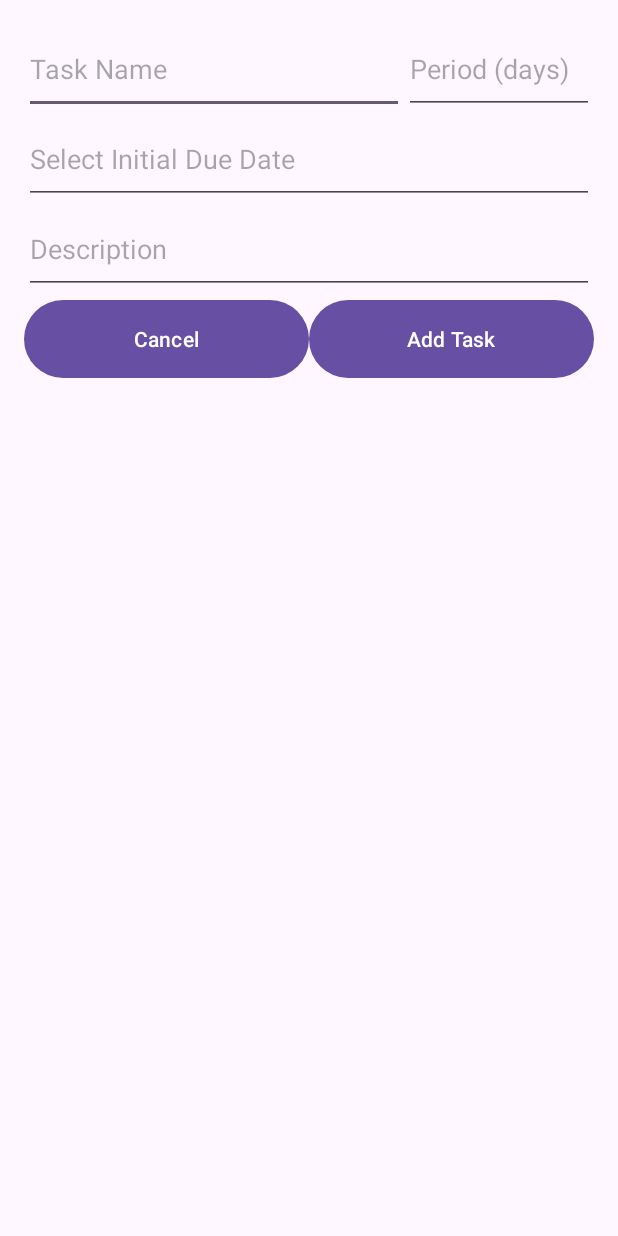
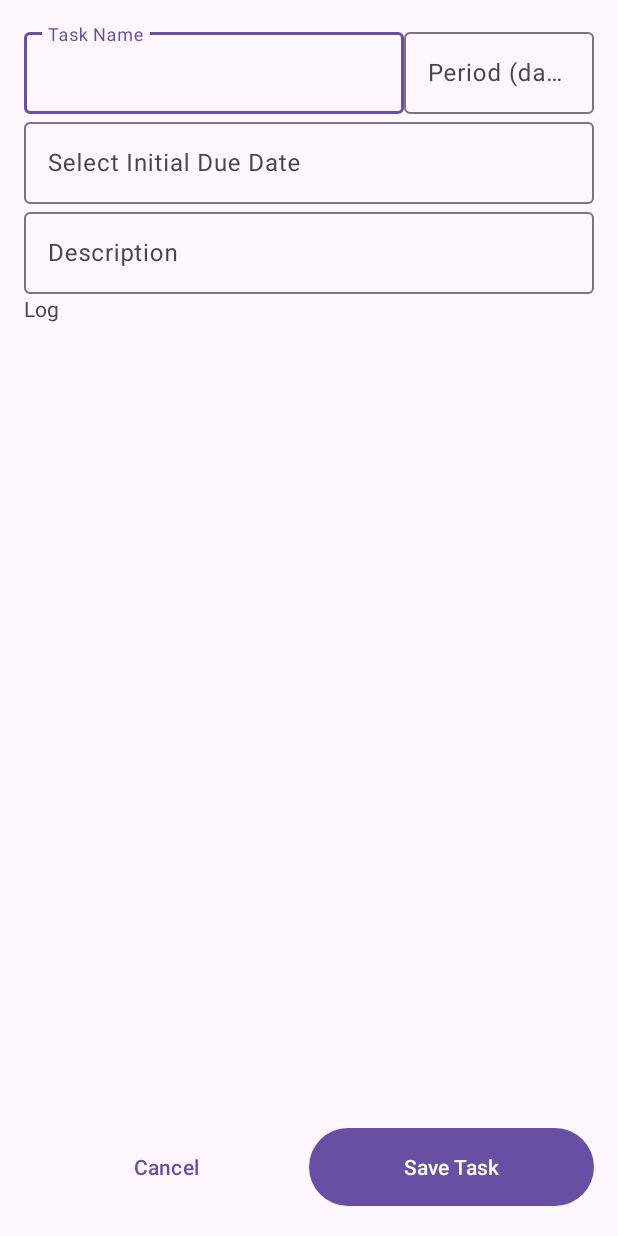
Before and after one commit to wtolson4/TaskManager, an Android app: the EditTaskActivity screen opened directly, with no data from a screen before it, on a phone screen of 412 x 824 dp. Run offline under Robolectric (Android 15) with nearby library versions, the phone set to English and light mode, and no system bars; our stand-ins replace Room's generated code, Timber.

Commit message:
Display the log of completion dates

```diff
--- a/app/src/main/AndroidManifest.xml
+++ b/app/src/main/AndroidManifest.xml
@@ -12,6 +12,7 @@
         android:roundIcon="@mipmap/ic_launcher_round"
         android:supportsRtl="true"
         android:theme="@style/Theme.FlexibleToDoListApp2"
+        android:windowSoftInputMode="adjustResize"
         tools:targetApi="31">
         <activity
             android:name=".MainActivity"
@@ -21,7 +22,7 @@
                 <category android:name="android.intent.category.LAUNCHER" />
             </intent-filter>
         </activity>
-        <activity android:name=".AddTaskActivity" />
+        <activity android:name=".EditTaskActivity" />
     </application>
 
 </manifest>
--- a/app/src/main/java/com/example/flexibletodolistapp2/AddTaskActivity.kt
+++ b/app/src/main/java/com/example/flexibletodolistapp2/EditTaskActivity.kt
@@ -9,6 +9,8 @@ import android.widget.Toast
 import androidx.appcompat.app.AppCompatActivity
 import androidx.lifecycle.Observer
 import androidx.lifecycle.ViewModelProvider
+import androidx.recyclerview.widget.LinearLayoutManager
+import androidx.recyclerview.widget.RecyclerView
 import java.time.LocalDate
 import java.time.format.DateTimeFormatter
 import java.time.format.FormatStyle
@@ -16,19 +18,21 @@ import java.util.Calendar
 import java.util.Locale
 
 
-class AddTaskActivity : AppCompatActivity() {
+class EditTaskActivity : AppCompatActivity() {
 
     private lateinit var viewModel: TaskViewModel
 
     override fun onCreate(savedInstanceState: Bundle?) {
         super.onCreate(savedInstanceState)
-        setContentView(R.layout.activity_add_task)
+        setContentView(R.layout.activity_edit_task)
 
         val dao = AppDatabase.getDatabase(this).taskDao()
         val repository = TaskRepository(dao)
         val factory = TaskViewModelFactory(repository)
+        // Initialize ViewModel using the factory
         viewModel = ViewModelProvider(this, factory)[TaskViewModel::class.java]
 
+        // Get data passed into this activity
         val bundle = intent.extras
         val existingId = bundle?.getInt("taskId")
         val existingTask = existingId?.let { viewModel.getLiveTaskById(it) }
@@ -37,21 +41,33 @@ class AddTaskActivity : AppCompatActivity() {
             Locale.US // TODO: use device locale
         )
 
+        // Reference UI components
         val taskNameEditText = findViewById<EditText>(R.id.taskNameEditText)
         val descriptionEditText = findViewById<EditText>(R.id.descriptionEditText)
         val selectedDateTextView = findViewById<TextView>(R.id.nextDueEditText)
         var selectedDate: LocalDate? = null
         val frequencyEditText = findViewById<EditText>(R.id.frequencyEditText)
-        val addTaskButton = findViewById<Button>(R.id.addTaskButton)
+        val completionsRecyclerView = findViewById<RecyclerView>(R.id.completionsRecyclerView)
+        val addTaskButton = findViewById<Button>(R.id.saveTaskButton)
         val cancelButton = findViewById<Button>(R.id.cancelButton)
 
-        val taskObserver = Observer<Task?> { newTask ->
-            newTask?.let {
+        val taskObserver = Observer<Task?> { incomingTask ->
+            incomingTask?.let {
                 taskNameEditText.setText(it.definition.name)
                 descriptionEditText.setText(it.definition.description)
                 frequencyEditText.setText(it.definition.frequency.toString())
                 selectedDateTextView.text = it.definition.initialDueDate.format(dateFormatter)
                 selectedDate = it.definition.initialDueDate
+
+                // Set up the completions RecyclerView
+                completionsRecyclerView.layoutManager = LinearLayoutManager(this)
+                val completionsAdapter = CompletionsAdapter(viewModel)  // Pass the viewModel here
+                completionsRecyclerView.adapter = completionsAdapter
+                // Observe changes in the data and update the RecyclerView
+                viewModel.getLiveCompletionsByTaskId(incomingTask.definition.id)
+                    .observe(this) { completions ->
+                        completionsAdapter.submitList(completions)
+                    }
             }
         }
         existingTask?.observe(this, taskObserver)
--- a/app/src/main/java/com/example/flexibletodolistapp2/TaskAdapter.kt
+++ b/app/src/main/java/com/example/flexibletodolistapp2/TaskAdapter.kt
@@ -8,7 +8,6 @@ import android.widget.CheckBox
 import android.widget.TextView
 import androidx.recyclerview.widget.ListAdapter
 import androidx.recyclerview.widget.RecyclerView
-import timber.log.Timber
 import java.time.LocalDate
 import java.time.format.DateTimeFormatter
 import java.time.format.FormatStyle
@@ -35,12 +34,11 @@ class TaskAdapter(private val viewModel: TaskViewModel) :
             recurrenceTypeTextView.text = "temp val 1"
 
             taskCompletionCheckBox.setOnCheckedChangeListener { _, isChecked ->
-                Timber.d("calling onCheck")
                 viewModel.insertCompletion(currentTask, LocalDate.now())
             }
 
             itemView.setOnClickListener {
-                val intent = Intent(itemView.context, AddTaskActivity::class.java)
+                val intent = Intent(itemView.context, EditTaskActivity::class.java)
                 intent.putExtra("taskId", currentTask.definition.id)
                 itemView.context.startActivity(intent)
             }
--- a/app/src/main/java/com/example/flexibletodolistapp2/TaskDao.kt
+++ b/app/src/main/java/com/example/flexibletodolistapp2/TaskDao.kt
@@ -1,7 +1,14 @@
 package com.example.flexibletodolistapp2
 
 import androidx.lifecycle.LiveData
-import androidx.room.*
+import androidx.room.Dao
+import androidx.room.Delete
+import androidx.room.Insert
+import androidx.room.OnConflictStrategy
+import androidx.room.Query
+import androidx.room.Transaction
+import androidx.room.TypeConverter
+import androidx.room.Update
 import java.time.LocalDate
 import java.time.format.DateTimeFormatter
 
@@ -28,6 +35,10 @@ interface TaskDao {
     fun getLiveTaskById(taskId: Int): LiveData<Task?>
 
     @Transaction
+    @Query("SELECT * FROM completion_date_table WHERE taskId = :taskId")
+    fun getLiveCompletionsByTaskId(taskId: Int): LiveData<List<CompletionDate>>
+
+    @Transaction
     @Query("SELECT * FROM TaskDefinition WHERE id = :taskId")
     fun getTaskById(taskId: Int): Task?
 
@@ -50,7 +61,7 @@ interface TaskDao {
 class Converters {
     @TypeConverter
     fun fromTimestamp(value: String): LocalDate {
-        return  LocalDate.parse(value, DateTimeFormatter.ISO_LOCAL_DATE)
+        return LocalDate.parse(value, DateTimeFormatter.ISO_LOCAL_DATE)
     }
 
     @TypeConverter
--- a/app/src/main/java/com/example/flexibletodolistapp2/TaskRepository.kt
+++ b/app/src/main/java/com/example/flexibletodolistapp2/TaskRepository.kt
@@ -13,6 +13,10 @@ class TaskRepository(private val taskDao: TaskDao) {
     val allTasks: LiveData<List<Task>> = taskDao.getTasks()
     fun getLiveTaskById(taskId: Int): LiveData<Task?> {
         return taskDao.getLiveTaskById(taskId)
+    }
+
+    fun getLiveCompletionsByTaskId(taskId: Int): LiveData<List<CompletionDate>> {
+        return taskDao.getLiveCompletionsByTaskId(taskId)
     }
 
     fun insertTask(task: TaskDefinition) {
--- a/app/src/main/res/layout/activity_add_task.xml
+++ /dev/null
@@ -1,70 +0,0 @@
-<?xml version="1.0" encoding="utf-8"?>
-<LinearLayout xmlns:android="http://schemas.android.com/apk/res/android"
-    android:layout_width="match_parent"
-    android:layout_height="match_parent"
-    android:orientation="vertical"
-    android:padding="16dp">
-
-    <LinearLayout
-        android:layout_width="match_parent"
-        android:layout_height="60dp"
-        android:orientation="horizontal">
-
-        <EditText
-            android:id="@+id/taskNameEditText"
-            android:layout_width="0dp"
-            android:layout_height="match_parent"
-            android:layout_weight="2"
-            android:hint="@string/task_name_placeholder"
-            android:inputType="text" />
-
-        <EditText
-            android:id="@+id/frequencyEditText"
-            android:layout_width="0dp"
-            android:layout_height="match_parent"
-            android:layout_marginTop="0dp"
-            android:layout_weight="1"
-            android:hint="Period (days)"
-            android:inputType="number" />
-
-    </LinearLayout>
-
-    <EditText
-        android:id="@+id/nextDueEditText"
-        android:layout_width="match_parent"
-        android:layout_height="60dp"
-        android:ems="10"
-        android:focusable="false"
-        android:hint="@string/pick_due_date"
-        android:inputType="date" />
-
-    <EditText
-        android:id="@+id/descriptionEditText"
-        android:layout_width="match_parent"
-        android:layout_height="60dp"
-        android:ems="10"
-        android:hint="@string/description_placeholder"
-        android:inputType="textMultiLine" />
-
-    <LinearLayout
-        android:layout_width="match_parent"
-        android:layout_height="60dp"
-        android:orientation="horizontal">
-
-        <Button
-            android:id="@+id/cancelButton"
-            android:layout_width="0dp"
-            android:layout_height="match_parent"
-            android:layout_weight="1"
-            android:text="Cancel" />
-
-        <Button
-            android:id="@+id/addTaskButton"
-            android:layout_width="0dp"
-            android:layout_height="match_parent"
-            android:layout_marginTop="0dp"
-            android:layout_weight="1"
-            android:text="@string/add_task" />
-    </LinearLayout>
-
-</LinearLayout>
--- /dev/null
+++ b/app/src/main/res/layout/activity_edit_task.xml
@@ -0,0 +1,109 @@
+<?xml version="1.0" encoding="utf-8"?>
+<LinearLayout xmlns:android="http://schemas.android.com/apk/res/android"
+    android:layout_width="match_parent"
+    android:layout_height="match_parent"
+    android:orientation="vertical"
+    android:padding="16dp">
+
+    <LinearLayout
+        android:layout_width="match_parent"
+        android:layout_height="60dp"
+        android:orientation="horizontal">
+
+        <com.google.android.material.textfield.TextInputLayout
+            android:layout_width="0dp"
+            android:layout_height="match_parent"
+            android:layout_weight="2">
+
+            <com.google.android.material.textfield.TextInputEditText
+                android:id="@+id/taskNameEditText"
+                android:layout_width="match_parent"
+                android:layout_height="match_parent"
+                android:hint="@string/task_name_placeholder"
+                android:inputType="text" />
+        </com.google.android.material.textfield.TextInputLayout>
+
+        <com.google.android.material.textfield.TextInputLayout
+            android:layout_width="0dp"
+            android:layout_height="match_parent"
+            android:layout_weight="1">
+
+            <com.google.android.material.textfield.TextInputEditText
+                android:id="@+id/frequencyEditText"
+                android:layout_width="match_parent"
+                android:layout_height="match_parent"
+                android:hint="Period (days)"
+                android:inputType="number" />
+        </com.google.android.material.textfield.TextInputLayout>
+
+    </LinearLayout>
+
+    <com.google.android.material.textfield.TextInputLayout
+        android:layout_width="match_parent"
+        android:layout_height="60dp">
+
+        <EditText
+            android:id="@+id/nextDueEditText"
+            android:layout_width="match_parent"
+            android:layout_height="match_parent"
+            android:focusable="false"
+            android:hint="@string/pick_due_date"
+            android:inputType="date" />
+    </com.google.android.material.textfield.TextInputLayout>
+
+    <com.google.android.material.textfield.TextInputLayout
+        android:layout_width="match_parent"
+        android:layout_height="60dp">
+
+        <EditText
+            android:id="@+id/descriptionEditText"
+            android:layout_width="match_parent"
+            android:layout_height="match_parent"
+            android:hint="@string/description_placeholder"
+            android:inputType="textMultiLine" />
+    </com.google.android.material.textfield.TextInputLayout>
+
+    <LinearLayout
+        android:layout_width="match_parent"
+        android:layout_height="0dp"
+        android:layout_weight="1"
+        android:orientation="vertical">
+        <!-- RecyclerView to display completions -->
+
+        <TextView
+            android:id="@+id/textView"
+            android:layout_width="match_parent"
+            android:layout_height="wrap_content"
+            android:text="@string/completions_list" />
+
+        <androidx.recyclerview.widget.RecyclerView
+            android:id="@+id/completionsRecyclerView"
+            android:layout_width="match_parent"
+            android:layout_height="match_parent"
+
+            />
+    </LinearLayout>
+
+    <LinearLayout
+        android:layout_width="match_parent"
+        android:layout_height="60dp"
+        android:orientation="horizontal">
+
+        <Button
+            android:id="@+id/cancelButton"
+            style="@style/Widget.Material3.Button.TextButton"
+            android:layout_width="0dp"
+            android:layout_height="match_parent"
+            android:layout_weight="1"
+            android:text="Cancel" />
+
+        <Button
+            android:id="@+id/saveTaskButton"
+            android:layout_width="0dp"
+            android:layout_height="match_parent"
+            android:layout_marginTop="0dp"
+            android:layout_weight="1"
+            android:text="@string/save_task" />
+    </LinearLayout>
+
+</LinearLayout>
--- a/app/src/main/res/values/strings.xml
+++ b/app/src/main/res/values/strings.xml
@@ -1,18 +1,9 @@
 <resources>
     <string name="app_name">FlexibleToDoListApp2</string>
-    <string name="add_task">Add Task</string>
+    <string name="save_task">Save Task</string>
     <string name="task_name_placeholder">Task Name</string>
     <string name="task_date_placeholder">MM/DD/YYYY</string>
     <string name="description_placeholder">Description</string>
-
+    <string name="completions_list">Log</string>
     <string name="pick_due_date">Select Initial Due Date</string>
-
-    <string-array name="recurrence_types">
-        <item>NONE</item>
-        <item>DAILY</item>
-        <item>WEEKLY</item>
-        <item>BIWEEKLY</item>
-        <item>MONTHLY</item>
-        <item>BIYEARLY</item>
-    </string-array>
 </resources>
```
Also changed, not shown: app/src/main/java/com/example/flexibletodolistapp2/CompletionsAdapter.kt (added, +50 -0 lines), app/src/main/java/com/example/flexibletodolistapp2/MainActivity.kt (+31 -1 lines), app/src/main/java/com/example/flexibletodolistapp2/TaskDiffCallback.kt (deleted, +0 -14 lines), app/src/main/java/com/example/flexibletodolistapp2/TaskViewModel.kt (+27 -0 lines), app/src/main/res/layout/activity_main.xml (+3 -4 lines), app/src/main/res/layout/list_item_completion.xml (added, +23 -0 lines).
